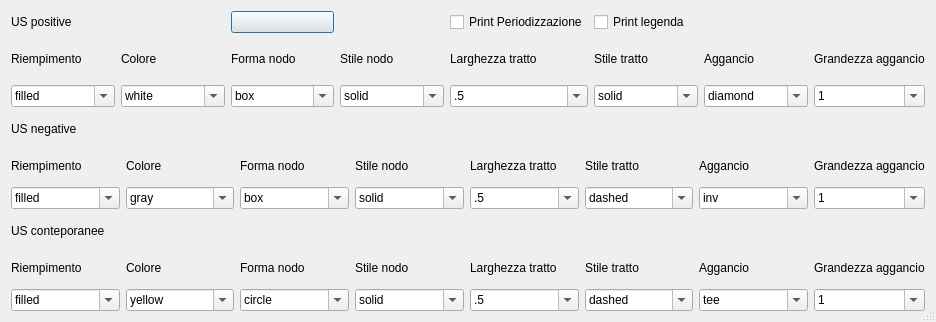
Old version of the form gui/ui/Setting_Matrix.ui in the repository pyarchinit/pyarchinit.
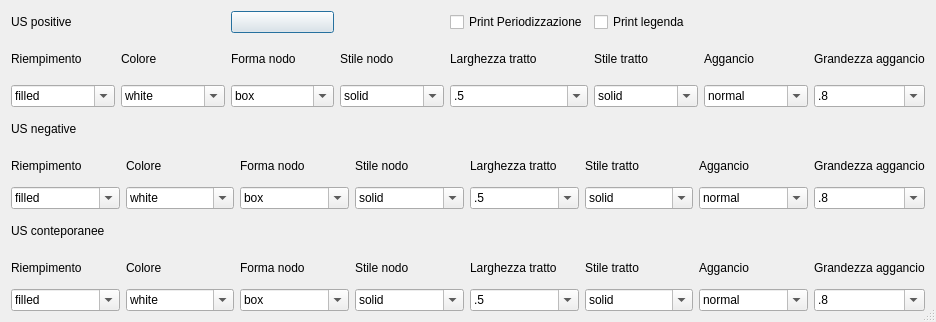
New version of the form. Icons and pictures are not drawn.

```diff
--- a/gui/ui/Setting_Matrix.ui
+++ b/gui/ui/Setting_Matrix.ui
@@ -260,7 +260,12 @@
        </property>
        <item>
         <property name="text">
-         <string>diamond</string>
+         <string>normal</string>
+        </property>
+       </item>
+       <item>
+        <property name="text">
+         <string>none</string>
         </property>
        </item>
        <item>
@@ -358,8 +363,13 @@
         <bool>true</bool>
        </property>
        <property name="currentText">
-        <string>1</string>
+        <string>.8</string>
        </property>
+       <item>
+        <property name="text">
+         <string>.8</string>
+        </property>
+       </item>
        <item>
         <property name="text">
          <string>1</string>
@@ -533,11 +543,16 @@
         <bool>true</bool>
        </property>
        <property name="currentText">
-        <string>gray</string>
+        <string>white</string>
        </property>
        <property name="currentIndex">
         <number>0</number>
        </property>
+       <item>
+        <property name="text">
+         <string>white</string>
+        </property>
+       </item>
        <item>
         <property name="text">
          <string>gray</string>
@@ -805,6 +820,11 @@
        <property name="editable">
         <bool>true</bool>
        </property>
+       <item>
+        <property name="text">
+         <string>normal</string>
+        </property>
+       </item>
        <item>
         <property name="text">
          <string>inv</string>
@@ -913,11 +933,11 @@
         <bool>true</bool>
        </property>
        <property name="currentText">
-        <string>dashed</string>
+        <string>solid</string>
        </property>
        <item>
         <property name="text">
-         <string>dashed</string>
+         <string>solid</string>
         </property>
        </item>
        <item>
@@ -954,8 +974,13 @@
         <bool>true</bool>
        </property>
        <property name="currentText">
-        <string>1</string>
+        <string>.8</string>
        </property>
+       <item>
+        <property name="text">
+         <string>.8</string>
+        </property>
+       </item>
        <item>
         <property name="text">
          <string>1</string>
@@ -1009,11 +1034,16 @@
         <bool>true</bool>
        </property>
        <property name="currentText">
-        <string>yellow</string>
+        <string>white</string>
        </property>
        <property name="currentIndex">
         <number>0</number>
        </property>
+       <item>
+        <property name="text">
+         <string>white</string>
+        </property>
+       </item>
        <item>
         <property name="text">
          <string>yellow</string>
@@ -1102,11 +1132,11 @@
         <bool>true</bool>
        </property>
        <property name="currentText">
-        <string>circle</string>
+        <string>box</string>
        </property>
        <item>
         <property name="text">
-         <string>circle</string>
+         <string>box</string>
         </property>
        </item>
        <item>
@@ -1281,6 +1311,11 @@
        <property name="editable">
         <bool>true</bool>
        </property>
+       <item>
+        <property name="text">
+         <string>normal</string>
+        </property>
+       </item>
        <item>
         <property name="text">
          <string>tee</string>
@@ -1389,11 +1424,11 @@
         <bool>true</bool>
        </property>
        <property name="currentText">
-        <string>dashed</string>
+        <string>solid</string>
        </property>
        <item>
         <property name="text">
-         <string>dashed</string>
+         <string>solid</string>
         </property>
        </item>
        <item>
@@ -1430,8 +1465,13 @@
         <bool>true</bool>
        </property>
        <property name="currentText">
-        <string>1</string>
+        <string>.8</string>
        </property>
+       <item>
+        <property name="text">
+         <string>.8</string>
+        </property>
+       </item>
        <item>
         <property name="text">
          <string>1</string>
```
Left out of the diff: 36 changed lines with no effect on the pictures.
